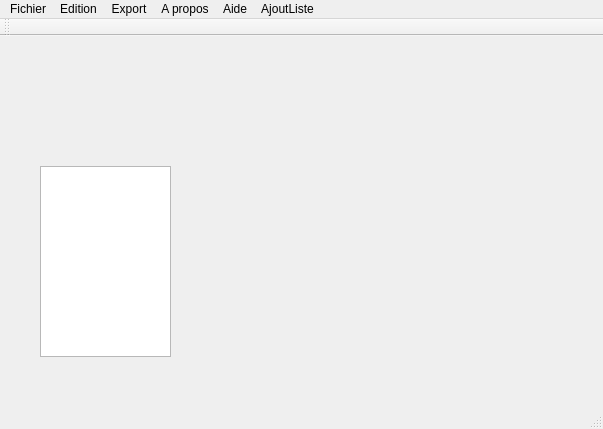
The window that ProjetPriseDeNote/mainwindow.ui (Simobain/MotDit) describes before a commit, drawn with Qt 5.
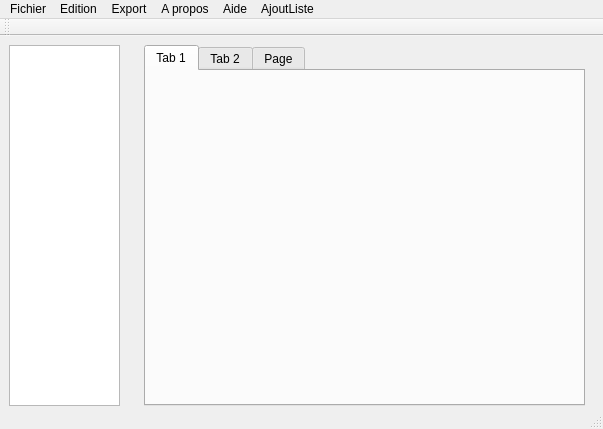
The same window after the commit.

Patch:
```diff
--- a/ProjetPriseDeNote/mainwindow.ui
+++ b/ProjetPriseDeNote/mainwindow.ui
@@ -17,13 +17,43 @@
    <widget class="QListView" name="listView">
     <property name="geometry">
      <rect>
-      <x>40</x>
-      <y>130</y>
-      <width>131</width>
-      <height>191</height>
+      <x>9</x>
+      <y>9</y>
+      <width>111</width>
+      <height>361</height>
      </rect>
     </property>
    </widget>
+   <widget class="QTabWidget" name="onglets">
+    <property name="geometry">
+     <rect>
+      <x>144</x>
+      <y>9</y>
+      <width>441</width>
+      <height>361</height>
+     </rect>
+    </property>
+    <property name="currentIndex">
+     <number>0</number>
+    </property>
+    <widget class="QWidget" name="onglet_edit">
+     <attribute name="title">
+      <string>Tab 1</string>
+     </attribute>
+     <layout class="QVBoxLayout" name="verticalLayout"/>
+    </widget>
+    <widget class="QWidget" name="onglet_html">
+     <attribute name="title">
+      <string>Tab 2</string>
+     </attribute>
+     <layout class="QVBoxLayout" name="verticalLayout_2"/>
+    </widget>
+    <widget class="QWidget" name="tab">
+     <attribute name="title">
+      <string>Page</string>
+     </attribute>
+    </widget>
+   </widget>
   </widget>
   <widget class="QMenuBar" name="menuBar">
    <property name="geometry">
```
Left out of the diff: 2 changed lines with no effect on the pictures.
